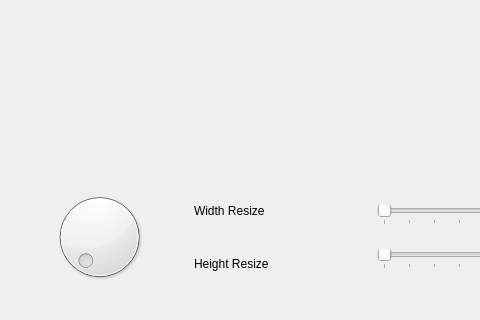
Qt form mainwindow.ui (udit01/3D-Visualization-and-Conversion-Tool) before a commit; both pictures show x 0 to 480 and y 154 to 474 of the 652 by 474 pixel window.
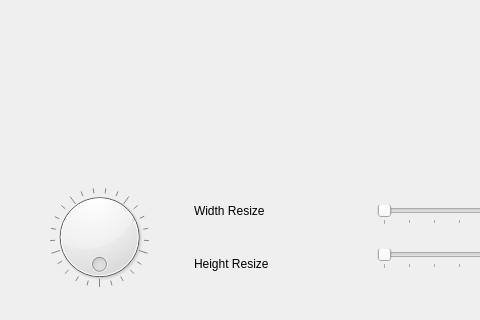
The same form after that commit. Custom widgets are drawn as their Qt base class.

Diff of the .ui file:
```diff
--- a/mainwindow.ui
+++ b/mainwindow.ui
@@ -119,9 +119,6 @@
       </item>
      </layout>
     </item>
-    <item row="2" column="0">
-     <widget class="QDial" name="dial"/>
-    </item>
     <item row="2" column="1">
      <layout class="QVBoxLayout" name="verticalLayout_2">
       <item>
@@ -170,6 +167,19 @@
       </item>
      </layout>
     </item>
+    <item row="2" column="0">
+     <widget class="QDial" name="scaleDial">
+      <property name="maximum">
+       <number>100</number>
+      </property>
+      <property name="wrapping">
+       <bool>true</bool>
+      </property>
+      <property name="notchesVisible">
+       <bool>true</bool>
+      </property>
+     </widget>
+    </item>
    </layout>
   </widget>
   <widget class="QMenuBar" name="menuBar">
```
Left out of the diff: 22 changed lines with no effect on the pictures.
